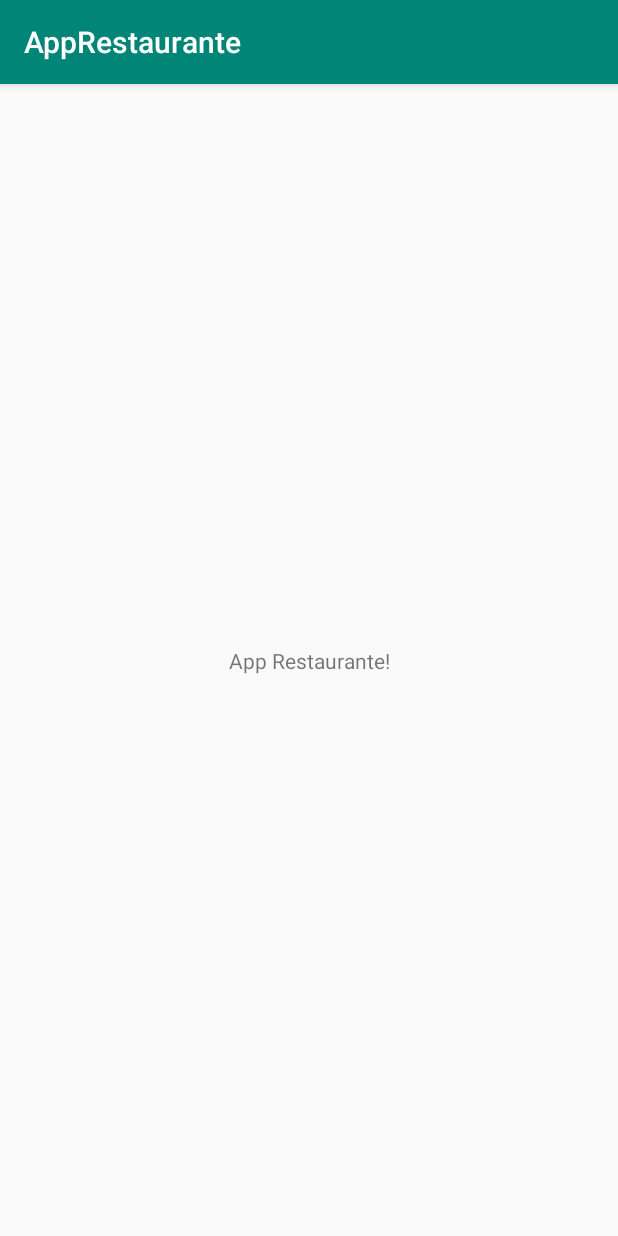
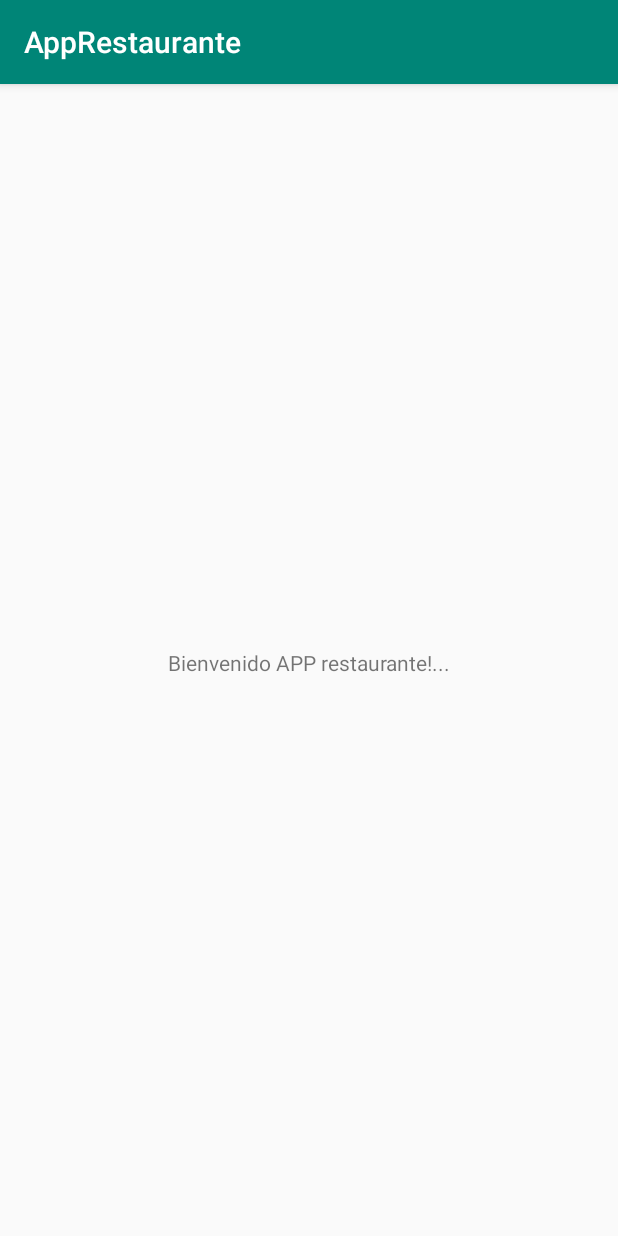
Before and after one commit to GerberMaldonado/AppRestaurante, an Android app: the screen it shows after launch (MainActivity), on a phone screen of 412 x 824 dp. Run offline under Robolectric (Android 15) with nearby library versions, the phone set to English and light mode, and no system bars.

Commit message:
cambios brandon
hice cambios en el activity main.xml

```diff
--- a/app/src/main/res/layout/activity_main.xml
+++ b/app/src/main/res/layout/activity_main.xml
@@ -9,8 +9,8 @@
 
     <TextView
         android:layout_width="wrap_content"
-        android:layout_height="wrap_content"
-        android:text="App Restaurante!"
+        android:layout_height="16dp"
+        android:text="Bienvenido APP restaurante!..."
         app:layout_constraintBottom_toBottomOf="parent"
         app:layout_constraintLeft_toLeftOf="parent"
         app:layout_constraintRight_toRightOf="parent"
```
